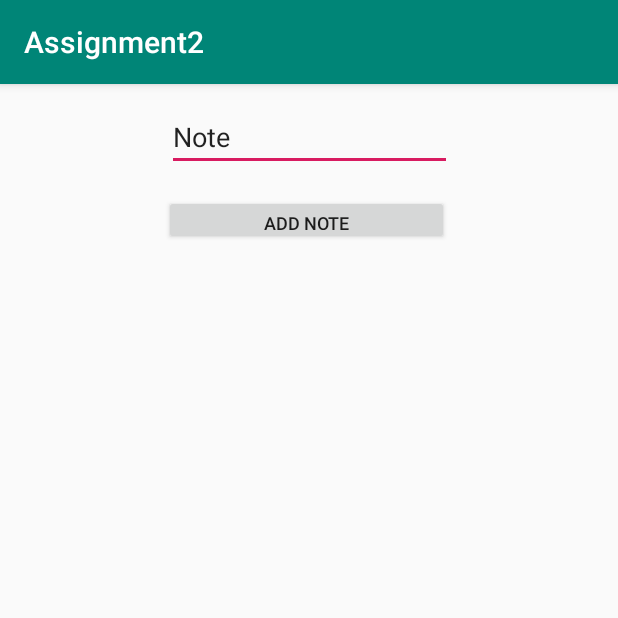
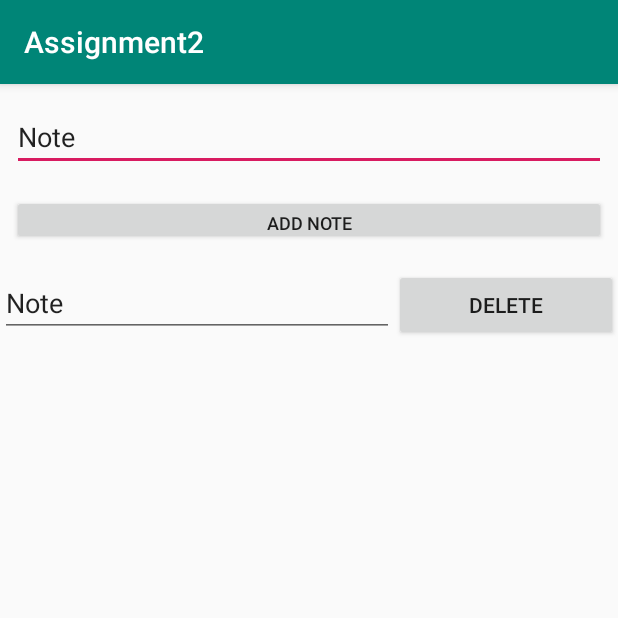
Before and after one commit to kce0002/COMP3710-Assignment2, an Android app: the screen it shows after launch (MainActivity), after a tap on "ADD NOTE", on a phone screen of 412 x 824 dp, the top half of it. Run offline under Robolectric (Android 15) with nearby library versions, the phone set to English and light mode, and no system bars.

Commit message:
Added scroll view and dynamically adding notes to it.

```diff
--- a/app/src/main/java/com/example/assignment2/MainActivity.java
+++ b/app/src/main/java/com/example/assignment2/MainActivity.java
@@ -3,8 +3,11 @@ package com.example.assignment2;
 import android.support.v7.app.AppCompatActivity;
 import android.os.Bundle;
 import android.view.View;
+import android.view.ViewGroup;
 import android.widget.Button;
 import android.widget.EditText;
+import android.widget.LinearLayout;
+import android.widget.ScrollView;
 
 import java.util.ArrayList;
 import java.util.List;
@@ -14,6 +17,8 @@ public class MainActivity extends AppCompatActivity {
     Button addNoteButton;
     EditText editText;
     List<String> notes = new ArrayList<String>();
+    ScrollView scrollView;
+    LinearLayout scrollLayout;
 
     @Override
     protected void onCreate(Bundle savedInstanceState) {
@@ -21,13 +26,28 @@ public class MainActivity extends AppCompatActivity {
         setContentView(R.layout.activity_main);
         addNoteButton = findViewById(R.id.button);
         editText = findViewById(R.id.editText);
+        scrollView = findViewById(R.id.scrollView);
+        scrollLayout = findViewById(R.id.scrollLayout);
     }
 
     public void addNote(View v) {
         String note = editText.getText().toString().trim();
         if (!note.equals("")) {
             notes.add(note);
+            System.out.println(notes.toString());
+            View newNote = null;
+            newNote = (LinearLayout) View.inflate(MainActivity.this, R.layout.scroll_items, null);
+            EditText et = newNote.findViewById(R.id.editNote);
+            et.setText(note);
+            Button db = newNote.findViewById(R.id.deleteButton);
+
+            scrollLayout.addView(newNote);
         }
-        System.out.println(notes.toString());
+
+    }
+
+    public void deleteNote(View v) {
+        LinearLayout l = (LinearLayout) (v.getParent()).getParent();
+        l.removeView(v);
     }
 }
--- a/app/src/main/res/layout/activity_main.xml
+++ b/app/src/main/res/layout/activity_main.xml
@@ -1,14 +1,16 @@
 <?xml version="1.0" encoding="utf-8"?>
-<android.support.constraint.ConstraintLayout xmlns:android="http://schemas.android.com/apk/res/android"
+<LinearLayout xmlns:android="http://schemas.android.com/apk/res/android"
     xmlns:app="http://schemas.android.com/apk/res-auto"
     xmlns:tools="http://schemas.android.com/tools"
     android:layout_width="match_parent"
     android:layout_height="match_parent"
-    tools:context=".MainActivity">
+    android:orientation="vertical"
+    tools:context=".MainActivity"
+    android:gravity="center">
 
     <EditText
         android:id="@+id/editText"
-        android:layout_width="190dp"
+        android:layout_width="match_parent"
         android:layout_height="42dp"
         android:layout_marginStart="8dp"
         android:layout_marginLeft="8dp"
@@ -17,14 +19,11 @@
         android:layout_marginRight="8dp"
         android:ems="10"
         android:inputType="textPersonName"
-        android:text="Note"
-        app:layout_constraintEnd_toEndOf="parent"
-        app:layout_constraintStart_toStartOf="parent"
-        app:layout_constraintTop_toTopOf="parent" />
+        android:text="Note" />
 
     <Button
         android:id="@+id/button"
-        android:layout_width="190dp"
+        android:layout_width="match_parent"
         android:layout_height="33dp"
         android:layout_marginStart="8dp"
         android:layout_marginLeft="8dp"
@@ -33,9 +32,17 @@
         android:layout_marginRight="8dp"
         android:onClick="addNote"
         android:text="Add Note"
-        android:textSize="12sp"
-        app:layout_constraintEnd_toEndOf="parent"
-        app:layout_constraintHorizontal_bias="0.492"
-        app:layout_constraintStart_toStartOf="parent"
-        app:layout_constraintTop_toBottomOf="@+id/editText" />
-</android.support.constraint.ConstraintLayout>
+        android:textSize="12sp" />
+
+    <ScrollView
+        android:layout_width="match_parent"
+        android:layout_height="match_parent"
+        android:layout_marginTop="16dp"
+        android:id="@+id/scrollView">
+        <LinearLayout
+            android:layout_width="match_parent"
+            android:layout_height="wrap_content"
+            android:orientation="vertical"
+            android:id="@+id/scrollLayout"/>
+    </ScrollView>
+</LinearLayout>
--- /dev/null
+++ b/app/src/main/res/layout/scroll_items.xml
@@ -0,0 +1,22 @@
+<?xml version="1.0" encoding="utf-8"?>
+<LinearLayout xmlns:android="http://schemas.android.com/apk/res/android"
+    android:layout_width="match_parent"
+    android:layout_height="match_parent">
+
+    <EditText
+        android:id="@+id/editNote"
+        android:layout_width="wrap_content"
+        android:layout_height="wrap_content"
+        android:layout_weight="1"
+        android:ems="10"
+        android:inputType="textPersonName"
+        android:text="" />
+
+    <Button
+        android:id="@+id/deleteButton"
+        android:layout_width="100dp"
+        android:layout_height="wrap_content"
+        android:layout_weight="1"
+        android:text="Delete"
+        android:onClick="deleteNote"/>
+</LinearLayout>
```
